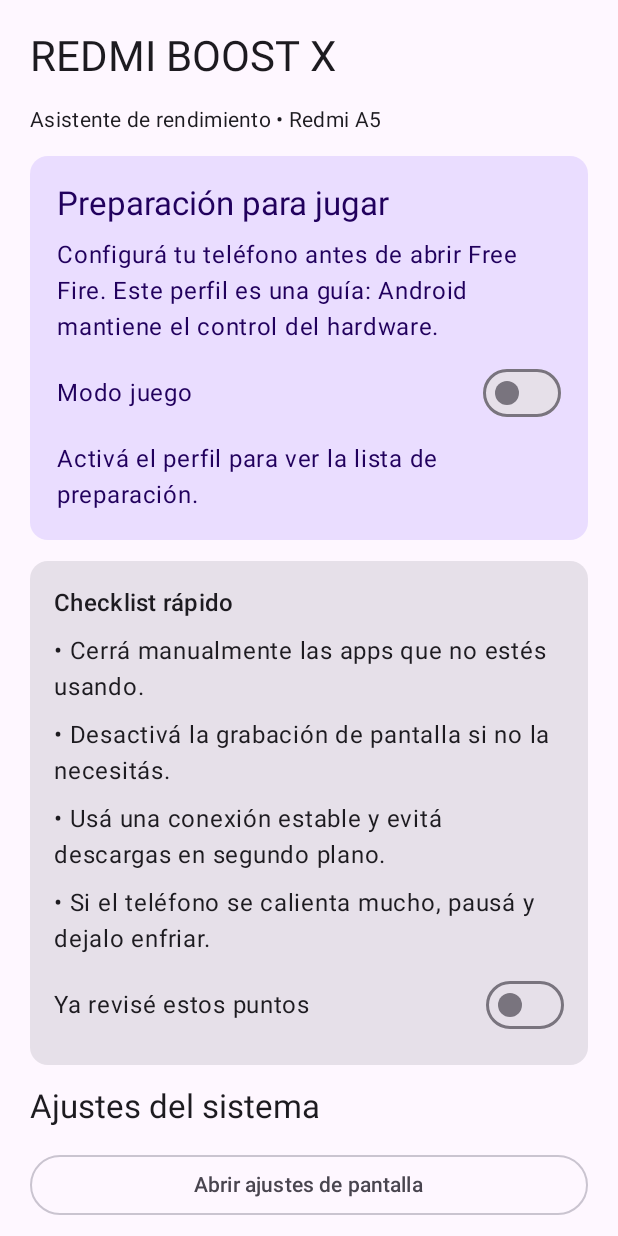
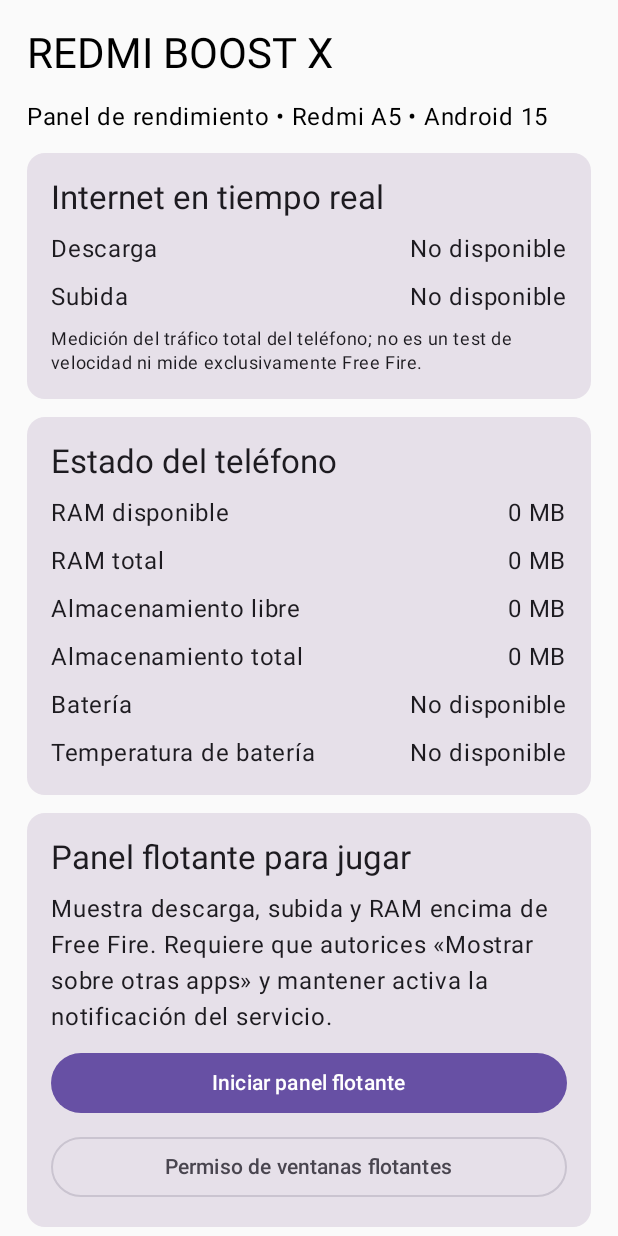
Before and after one commit to donp06343-droid/Naranja.x, an Android app built with Jetpack Compose: the screen it shows after launch (MainActivity), on a phone screen of 412 x 824 dp. Run offline under Robolectric (Android 15) with nearby library versions, the phone set to English and light mode, and no system bars.

Commit message:
Build real-time dashboard and recent-app usage monitor

```diff
--- a/app/src/main/java/app/redmiboostx/MainActivity.kt
+++ b/app/src/main/java/app/redmiboostx/MainActivity.kt
@@ -1,121 +1,254 @@
 package app.redmiboostx
 
+import android.app.ActivityManager
+import android.app.AppOpsManager
+import android.content.Context
 import android.content.Intent
+import android.net.TrafficStats
+import android.os.BatteryManager
 import android.os.Bundle
+import android.os.Environment
+import android.os.StatFs
+import android.os.Process
+import android.app.usage.UsageStatsManager
 import android.provider.Settings
 import androidx.activity.ComponentActivity
 import androidx.activity.compose.setContent
-import androidx.compose.foundation.layout.Arrangement
-import androidx.compose.foundation.layout.Column
-import androidx.compose.foundation.layout.Row
-import androidx.compose.foundation.layout.Spacer
-import androidx.compose.foundation.layout.fillMaxSize
-import androidx.compose.foundation.layout.fillMaxWidth
-import androidx.compose.foundation.layout.height
-import androidx.compose.foundation.layout.padding
+import androidx.compose.foundation.layout.*
 import androidx.compose.foundation.rememberScrollState
 import androidx.compose.foundation.verticalScroll
-import androidx.compose.material3.Button
-import androidx.compose.material3.Card
-import androidx.compose.material3.CardDefaults
-import androidx.compose.material3.MaterialTheme
-import androidx.compose.material3.OutlinedButton
-import androidx.compose.material3.Surface
-import androidx.compose.material3.Switch
-import androidx.compose.material3.Text
+import androidx.compose.material3.*
 import androidx.compose.runtime.*
-import androidx.compose.ui.Alignment
 import androidx.compose.ui.Modifier
 import androidx.compose.ui.unit.dp
+import kotlinx.coroutines.delay
+import java.util.concurrent.TimeUnit
+import java.util.Locale
 
 class MainActivity : ComponentActivity() {
     override fun onCreate(savedInstanceState: Bundle?) {
         super.onCreate(savedInstanceState)
         setContent {
             MaterialTheme {
-                Surface(modifier = Modifier.fillMaxSize(), color = MaterialTheme.colorScheme.background) {
-                    BoostHome(
-                        openDisplay = { openSystemSetting(Settings.ACTION_DISPLAY_SETTINGS) },
-                        openBattery = { openSystemSetting(Settings.ACTION_BATTERY_SAVER_SETTINGS) },
-                        openSettings = { openSystemSetting(Settings.ACTION_SETTINGS) }
-                    )
-                }
+                BoostDashboard(
+                    context = this,
+                    startOverlay = { startFloatingPanel() },
+                    openOverlayPermission = {
+                        startActivity(Intent(Settings.ACTION_MANAGE_OVERLAY_PERMISSION))
+                    },
+                    openUsagePermission = {
+                        startActivity(Intent(Settings.ACTION_USAGE_ACCESS_SETTINGS))
+                    },
+                    openDisplay = { openSetting(Settings.ACTION_DISPLAY_SETTINGS) },
+                    openBattery = { openSetting(Settings.ACTION_BATTERY_SAVER_SETTINGS) }
+                )
             }
         }
     }
 
-    private fun openSystemSetting(action: String) {
+    private fun startFloatingPanel() {
+        if (!Settings.canDrawOverlays(this)) {
+            startActivity(Intent(Settings.ACTION_MANAGE_OVERLAY_PERMISSION))
+            return
+        }
+        val intent = Intent(this, FloatingPanelService::class.java)
+        startService(intent)
+    }
+
+    private fun openSetting(action: String) {
         runCatching { startActivity(Intent(action)) }
             .onFailure { startActivity(Intent(Settings.ACTION_SETTINGS)) }
     }
 }
 
+private data class DeviceStats(
+    val download: String,
+    val upload: String,
+    val ramFree: String,
+    val ramTotal: String,
+    val storageFree: String,
+    val storageTotal: String,
+    val battery: String,
+    val batteryTemp: String
+)
+
+private fun bytesPerSecond(value: Long): String {
+    if (value < 0) return "No disponible"
+    val kb = value / 1024.0
+    return if (kb >= 1024) String.format(Locale.getDefault(), "%.2f MB/s", kb / 1024.0)
+    else String.format(Locale.getDefault(), "%.0f KB/s", kb)
+}
+
+private fun readDeviceStats(context: Context, down: Long, up: Long): DeviceStats {
+    val activityManager = context.getSystemService(Context.ACTIVITY_SERVICE) as ActivityManager
+    val memory = ActivityManager.MemoryInfo()
+    activityManager.getMemoryInfo(memory)
+
+    val stat = StatFs(Environment.getDataDirectory().absolutePath)
+    val free = stat.availableBytes
+    val total = stat.totalBytes
+
+    val batteryIntent = context.registerReceiver(null, android.content.IntentFilter(Intent.ACTION_BATTERY_CHANGED))
+    val level = batteryIntent?.getIntExtra(BatteryManager.EXTRA_LEVEL, -1) ?: -1
+    val scale = batteryIntent?.getIntExtra(BatteryManager.EXTRA_SCALE, -1) ?: -1
+    val percent = if (level >= 0 && scale > 0) "${(level * 100) / scale}%" else "No disponible"
+    val tenths = batteryIntent?.getIntExtra(BatteryManager.EXTRA_TEMPERATURE, -1) ?: -1
+    val temp = if (tenths >= 0) String.format(Locale.getDefault(), "%.1f °C", tenths / 10f) else "No disponible"
+
+    return DeviceStats(
+        download = bytesPerSecond(down),
+        upload = bytesPerSecond(up),
+        ramFree = formatBytes(memory.availMem),
+        ramTotal = formatBytes(memory.totalMem),
+        storageFree = formatBytes(free),
+        storageTotal = formatBytes(total),
+        battery = percent,
+        batteryTemp = temp
+    )
+}
+
+private fun formatBytes(bytes: Long): String {
+    val gb = bytes / (1024.0 * 1024.0 * 1024.0)
+    return if (gb >= 1) String.format(Locale.getDefault(), "%.2f GB", gb)
+    else String.format(Locale.getDefault(), "%.0f MB", bytes / (1024.0 * 1024.0))
+}
+
+private fun hasUsageAccess(context: Context): Boolean {
+    val appOps = context.getSystemService(Context.APP_OPS_SERVICE) as AppOpsManager
+    val mode = appOps.checkOpNoThrow(AppOpsManager.OPSTR_GET_USAGE_STATS, Process.myUid(), context.packageName)
+    return mode == AppOpsManager.MODE_ALLOWED
+}
+
+private fun recentApps(context: Context): List<String> {
+    if (!hasUsageAccess(context)) return emptyList()
+    val manager = context.getSystemService(Context.USAGE_STATS_SERVICE) as UsageStatsManager
+    val now = System.currentTimeMillis()
+    val stats = manager.queryUsageStats(UsageStatsManager.INTERVAL_DAILY, now - TimeUnit.DAYS.toMillis(1), now)
+        ?: return emptyList()
+    return stats.asSequence()
+        .filter { it.packageName != context.packageName && it.lastTimeUsed > 0L }
+        .sortedByDescending { it.lastTimeUsed }
+        .distinctBy { it.packageName }
+        .take(8)
+        .mapNotNull {
+            runCatching {
+                val app = context.packageManager.getApplicationInfo(it.packageName, 0)
+                context.packageManager.getApplicationLabel(app).toString()
+            }.getOrNull()
+        }.toList()
+}
+
 @Composable
-private fun BoostHome(
+private fun BoostDashboard(
+    context: Context,
+    startOverlay: () -> Unit,
+    openOverlayPermission: () -> Unit,
+    openUsagePermission: () -> Unit,
     openDisplay: () -> Unit,
-    openBattery: () -> Unit,
-    openSettings: () -> Unit
+    openBattery: () -> Unit
 ) {
-    var gameMode by remember { mutableStateOf(false) }
-    var tipsDone by remember { mutableStateOf(false) }
+    var stats by remember { mutableStateOf(readDeviceStats(context, 0, 0)) }
+    var recent by remember { mutableStateOf(recentApps(context)) }
+    var usageAllowed by remember { mutableStateOf(hasUsageAccess(context)) }
+    var lastRx by remember { mutableLongStateOf(TrafficStats.getTotalRxBytes()) }
+    var lastTx by remember { mutableLongStateOf(TrafficStats.getTotalTxBytes()) }
+
+    LaunchedEffect(Unit) {
+        while (true) {
+            delay(1000)
+            val rx = TrafficStats.getTotalRxBytes()
+            val tx = TrafficStats.getTotalTxBytes()
+            val down = if (rx >= 0 && lastRx >= 0) (rx - lastRx).coerceAtLeast(0) else -1
+            val up = if (tx >= 0 && lastTx >= 0) (tx - lastTx).coerceAtLeast(0) else -1
+            lastRx = rx
+            lastTx = tx
+            stats = readDeviceStats(context, down, up)
+            usageAllowed = hasUsageAccess(context)
+            if (usageAllowed) recent = recentApps(context)
+        }
+    }
 
     Column(
-        modifier = Modifier.fillMaxSize().verticalScroll(rememberScrollState()).padding(20.dp),
-        verticalArrangement = Arrangement.spacedBy(14.dp)
+        modifier = Modifier.fillMaxSize().verticalScroll(rememberScrollState()).padding(18.dp),
+        verticalArrangement = Arrangement.spacedBy(12.dp)
     ) {
         Text("REDMI BOOST X", style = MaterialTheme.typography.headlineMedium)
-        Text("Asistente de rendimiento • Redmi A5", style = MaterialTheme.typography.bodyMedium)
+        Text("Panel de rendimiento • Redmi A5 • Android 15")
 
-        Card(colors = CardDefaults.cardColors(containerColor = MaterialTheme.colorScheme.primaryContainer)) {
-            Column(Modifier.padding(18.dp), verticalArrangement = Arrangement.spacedBy(8.dp)) {
-                Text("Preparación para jugar", style = MaterialTheme.typography.titleLarge)
-                Text("Configurá tu teléfono antes de abrir Free Fire. Este perfil es una guía: Android mantiene el control del hardware.")
-                Row(verticalAlignment = Alignment.CenterVertically) {
-                    Text("Modo juego", modifier = Modifier.weight(1f))
-                    Switch(checked = gameMode, onCheckedChange = { gameMode = it })
-                }
-                Text(if (gameMode) "Perfil activado en la app. Aplicá también los ajustes recomendados de abajo." else "Activá el perfil para ver la lista de preparación.")
+        Card {
+            Column(Modifier.fillMaxWidth().padding(16.dp), verticalArrangement = Arrangement.spacedBy(8.dp)) {
+                Text("Internet en tiempo real", style = MaterialTheme.typography.titleLarge)
+                MetricRow("Descarga", stats.download)
+                MetricRow("Subida", stats.upload)
+                Text("Medición del tráfico total del teléfono; no es un test de velocidad ni mide exclusivamente Free Fire.", style = MaterialTheme.typography.bodySmall)
             }
         }
 
         Card {
-            Column(Modifier.padding(16.dp), verticalArrangement = Arrangement.spacedBy(8.dp)) {
-                Text("Checklist rápido", style = MaterialTheme.typography.titleMedium)
-                Text("• Cerrá manualmente las apps que no estés usando.")
-                Text("• Desactivá la grabación de pantalla si no la necesitás.")
-                Text("• Usá una conexión estable y evitá descargas en segundo plano.")
-                Text("• Si el teléfono se calienta mucho, pausá y dejalo enfriar.")
-                Row(verticalAlignment = Alignment.CenterVertically) {
-                    Text("Ya revisé estos puntos", modifier = Modifier.weight(1f))
-                    Switch(checked = tipsDone, onCheckedChange = { tipsDone = it })
+            Column(Modifier.fillMaxWidth().padding(16.dp), verticalArrangement = Arrangement.spacedBy(8.dp)) {
+                Text("Estado del teléfono", style = MaterialTheme.typography.titleLarge)
+                MetricRow("RAM disponible", stats.ramFree)
+                MetricRow("RAM total", stats.ramTotal)
+                MetricRow("Almacenamiento libre", stats.storageFree)
+                MetricRow("Almacenamiento total", stats.storageTotal)
+                MetricRow("Batería", stats.battery)
+                MetricRow("Temperatura de batería", stats.batteryTemp)
+            }
+        }
+
+        Card {
+            Column(Modifier.fillMaxWidth().padding(16.dp), verticalArrangement = Arrangement.spacedBy(8.dp)) {
+                Text("Panel flotante para jugar", style = MaterialTheme.typography.titleLarge)
+                Text("Muestra descarga, subida y RAM encima de Free Fire. Requiere que autorices «Mostrar sobre otras apps» y mantener activa la notificación del servicio.")
+                Button(onClick = startOverlay, modifier = Modifier.fillMaxWidth()) {
+                    Text("Iniciar panel flotante")
+                }
+                OutlinedButton(onClick = openOverlayPermission, modifier = Modifier.fillMaxWidth()) {
+                    Text("Permiso de ventanas flotantes")
                 }
             }
         }
 
-        Text("Ajustes del sistema", style = MaterialTheme.typography.titleLarge)
-        OutlinedButton(onClick = openDisplay, modifier = Modifier.fillMaxWidth()) {
-            Text("Abrir ajustes de pantalla")
-        }
-        OutlinedButton(onClick = openBattery, modifier = Modifier.fillMaxWidth()) {
-            Text("Abrir ajustes de batería")
-        }
-        Button(onClick = openSettings, modifier = Modifier.fillMaxWidth()) {
-            Text("Abrir ajustes de Android")
+        Card {
+            Column(Modifier.fillMaxWidth().padding(16.dp), verticalArrangement = Arrangement.spacedBy(8.dp)) {
+                Text("Aplicaciones usadas recientemente", style = MaterialTheme.typography.titleLarge)
+                Text("Android no permite a una app común ver libremente todos los procesos activos. Esta lista muestra apps usadas recientemente, no confirma cuáles siguen ejecutándose en segundo plano.")
+                if (!usageAllowed) {
+                    Text("Necesitás habilitar Acceso a uso para mostrar la lista.")
+                    OutlinedButton(onClick = openUsagePermission, modifier = Modifier.fillMaxWidth()) {
+                        Text("Habilitar acceso a uso")
+                    }
+                } else if (recent.isEmpty()) {
+                    Text("Todavía no hay datos de uso disponibles.")
+                } else {
+                    recent.forEach { Text("• $it") }
+                }
+            }
         }
 
         Card {
-            Column(Modifier.padding(16.dp), verticalArrangement = Arrangement.spacedBy(8.dp)) {
-                Text("¿RAM en la nube?", style = MaterialTheme.typography.titleMedium)
-                Text("No puede funcionar como RAM física para Free Fire: los datos tardan demasiado en viajar por internet. La memoria del juego debe estar disponible en el propio teléfono.")
+            Column(Modifier.fillMaxWidth().padding(16.dp), verticalArrangement = Arrangement.spacedBy(8.dp)) {
+                Text("Accesos rápidos", style = MaterialTheme.typography.titleLarge)
+                OutlinedButton(onClick = openDisplay, modifier = Modifier.fillMaxWidth()) { Text("Ajustes de pantalla") }
+                OutlinedButton(onClick = openBattery, modifier = Modifier.fillMaxWidth()) { Text("Ajustes de batería") }
             }
         }
+
         Card {
-            Column(Modifier.padding(16.dp), verticalArrangement = Arrangement.spacedBy(8.dp)) {
-                Text("Transparencia", style = MaterialTheme.typography.titleMedium)
-                Text("REDMI BOOST X no inventa mediciones de FPS o temperatura. Tampoco fuerza CPU/GPU, modifica el sistema, usa root ni promete FPS imposibles. Los resultados dependen del juego, Android, temperatura y hardware.")
+            Column(Modifier.padding(16.dp), verticalArrangement = Arrangement.spacedBy(6.dp)) {
+                Text("WhatsApp sin salir del juego", style = MaterialTheme.typography.titleMedium)
+                Text("Para responder mientras jugás, activá las notificaciones emergentes de WhatsApp y usá «Responder» desde la propia notificación. La disponibilidad depende de WhatsApp y de los ajustes del Redmi. REDMI BOOST X no lee tus mensajes.")
             }
         }
-        Spacer(Modifier.height(8.dp))
-        Text("REDMI BOOST X 1.0.0", style = MaterialTheme.typography.labelSmall)
+
+        Text("REDMI BOOST X 2.0 • Sin root • Sin modificar ni desconectar tu VPN", style = MaterialTheme.typography.labelSmall)
     }
 }
+
+@Composable
+private fun MetricRow(label: String, value: String) {
+    Row(Modifier.fillMaxWidth(), horizontalArrangement = Arrangement.SpaceBetween) {
+        Text(label)
+        Text(value, style = MaterialTheme.typography.bodyLarge)
+    }
+}
```
